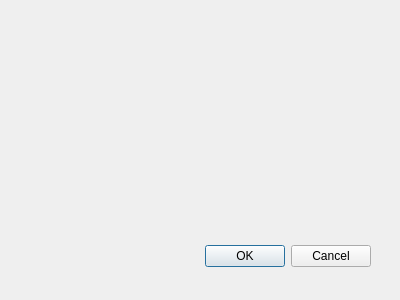
First picture: the form in src/gui/symbolcount.ui, repository aitjcize/QCamber, before the edit.
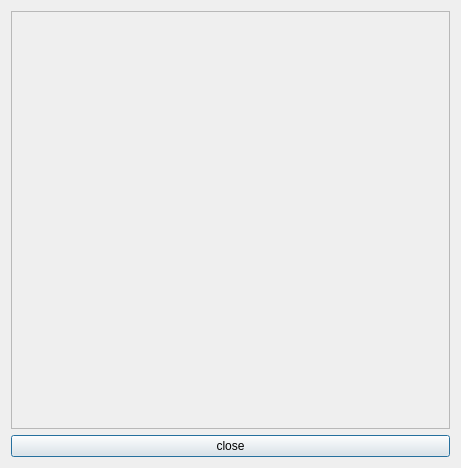
Second picture: the form after the edit.

```diff
--- a/src/gui/symbolcount.ui
+++ b/src/gui/symbolcount.ui
@@ -8,29 +8,39 @@
    <rect>
     <x>0</x>
     <y>0</y>
-    <width>400</width>
-    <height>300</height>
+    <width>461</width>
+    <height>468</height>
    </rect>
   </property>
   <property name="windowTitle">
    <string>Dialog</string>
   </property>
-  <widget class="QDialogButtonBox" name="buttonBox">
-   <property name="geometry">
-    <rect>
-     <x>30</x>
-     <y>240</y>
-     <width>341</width>
-     <height>32</height>
-    </rect>
-   </property>
-   <property name="orientation">
-    <enum>Qt::Horizontal</enum>
-   </property>
-   <property name="standardButtons">
-    <set>QDialogButtonBox::Cancel|QDialogButtonBox::Ok</set>
-   </property>
-  </widget>
+  <layout class="QVBoxLayout" name="verticalLayout">
+   <item>
+    <widget class="QScrollArea" name="scrollArea">
+     <property name="widgetResizable">
+      <bool>true</bool>
+     </property>
+     <widget class="QWidget" name="scrollAreaWidgetContents">
+      <property name="geometry">
+       <rect>
+        <x>0</x>
+        <y>0</y>
+        <width>435</width>
+        <height>408</height>
+       </rect>
+      </property>
+     </widget>
+    </widget>
+   </item>
+   <item>
+    <widget class="QPushButton" name="pushButton">
+     <property name="text">
+      <string>close</string>
+     </property>
+    </widget>
+   </item>
+  </layout>
  </widget>
  <pixmapfunction/>
  <resources/>
```
Left out of the diff: 40 changed lines with no effect on the pictures.
